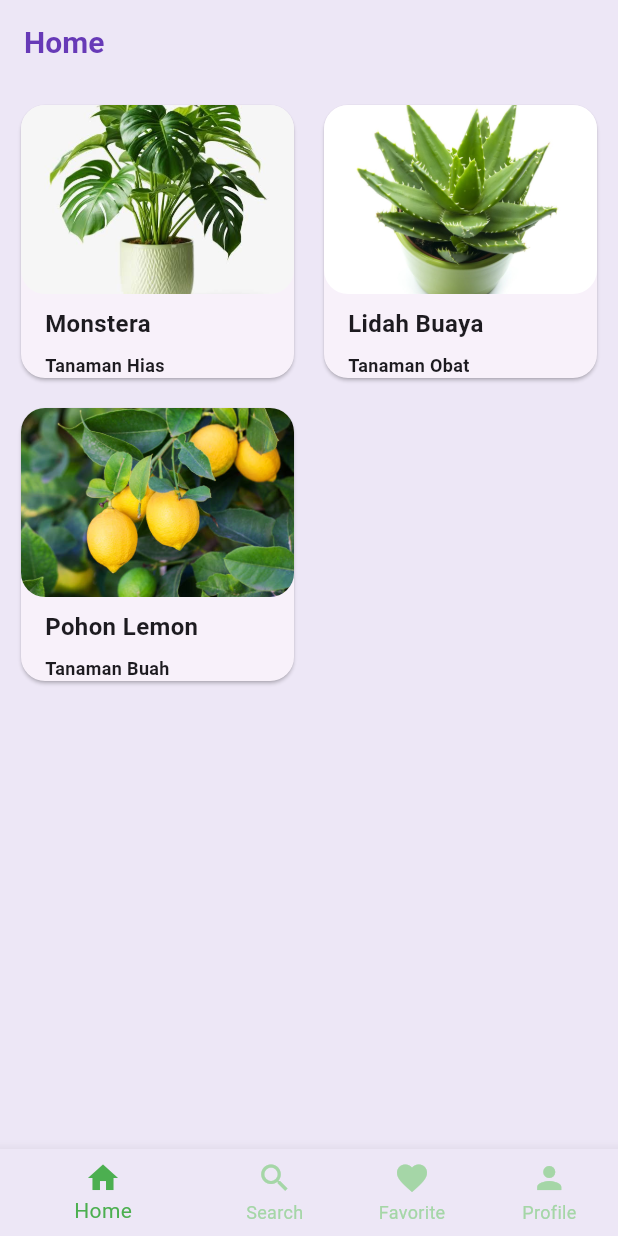
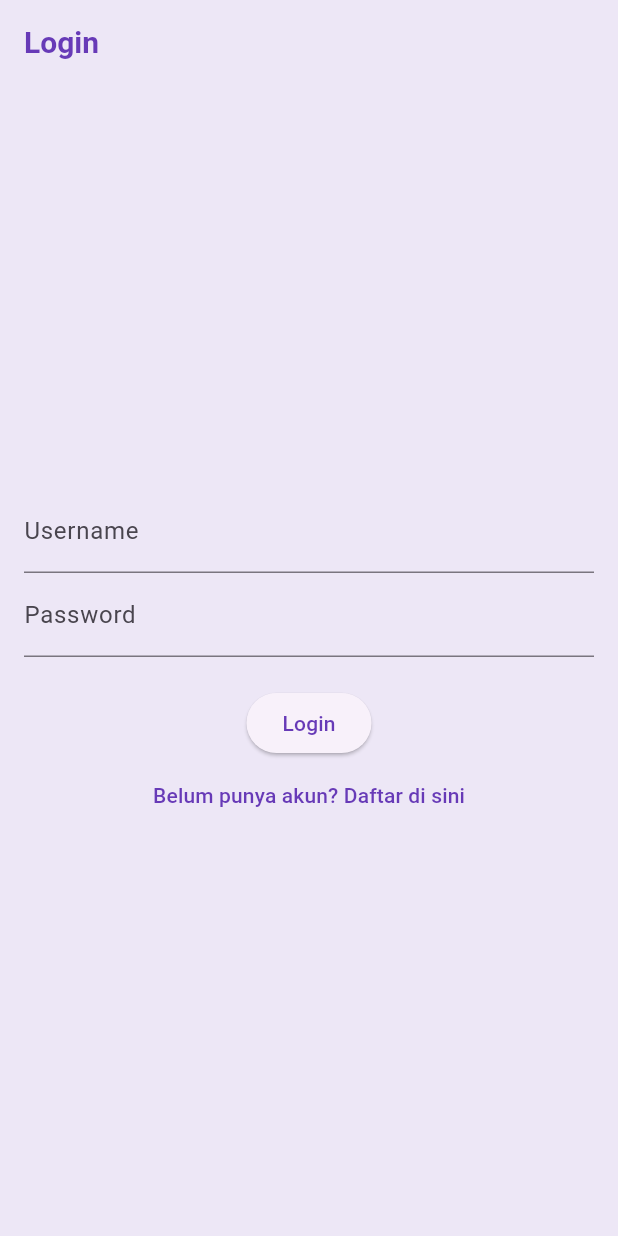
Before and after one commit to AlVio21/UAS_PAB1_PLANTCARE, a Flutter app: the screen it shows after launch, on a phone screen of 412 x 824 dp. Run offline on Flutter 3.47's test engine with Material 3 defaults, Android fonts, the phone set to English and light mode, and no system bars; our stand-ins replace shared_preferences.

Commit message:
register dan login

```diff
--- a/project_uas_plantcare/lib/main.dart
+++ b/project_uas_plantcare/lib/main.dart
@@ -5,6 +5,8 @@ import 'package:flutter/material.dart';
 import 'package:project_uas_plantcare/screens/detail_screen.dart';
 import 'package:project_uas_plantcare/screens/profile_screen.dart';
 import 'package:project_uas_plantcare/screens/main_screen.dart';
+import 'package:project_uas_plantcare/screens/login_screen.dart';
+import 'package:project_uas_plantcare/screens/register_screen.dart';
 void main() {
   runApp(const MainApp());
 }
@@ -39,7 +41,7 @@ class MainApp extends StatelessWidget {
       // home: FavoriteScreen(),
       // home: SearchScreen(),
       // home: HomeScreen(),
-      home: MainScreen(),
+      home: LoginScreen(),
       );
   }
 }
--- /dev/null
+++ b/project_uas_plantcare/lib/screens/login_screen.dart
@@ -0,0 +1,81 @@
+import 'package:flutter/material.dart';
+import 'package:shared_preferences/shared_preferences.dart';
+import 'package:project_uas_plantcare/data/plant_data.dart';
+import 'package:project_uas_plantcare/screens/favorite_screen.dart';
+import 'package:project_uas_plantcare/screens/home_screen.dart';
+import 'package:flutter/material.dart';
+import 'package:project_uas_plantcare/screens/detail_screen.dart';
+import 'package:project_uas_plantcare/screens/profile_screen.dart';
+import 'package:project_uas_plantcare/screens/main_screen.dart';
+import 'package:project_uas_plantcare/screens/login_screen.dart';
+import 'package:project_uas_plantcare/screens/register_screen.dart';
+
+class LoginScreen extends StatefulWidget {
+  const LoginScreen({super.key});
+
+  @override
+  _LoginScreenState createState() => _LoginScreenState();
+}
+
+class _LoginScreenState extends State<LoginScreen> {
+  final _usernameController = TextEditingController();
+  final _passwordController = TextEditingController();
+
+  Future<void> _login() async {
+    SharedPreferences prefs = await SharedPreferences.getInstance();
+    String? registeredUsername = prefs.getString('username');
+    String? registeredPassword = prefs.getString('password');
+
+    if (_usernameController.text == registeredUsername &&
+        _passwordController.text == registeredPassword) {
+      await prefs.setString('loginTime', DateTime.now().toIso8601String());
+
+Navigator.pushReplacement(
+  context,
+  MaterialPageRoute(builder: (context) => const MainScreen()),
+);
+
+
+
+    } else {
+      ScaffoldMessenger.of(context).showSnackBar(
+        const SnackBar(content: Text('Username atau password salah')),
+      );
+    }
+  }
+
+  @override
+  Widget build(BuildContext context) {
+    return Scaffold(
+      appBar: AppBar(title: const Text('Login')),
+      body: Padding(
+        padding: const EdgeInsets.all(16.0),
+        child: Column(
+          mainAxisAlignment: MainAxisAlignment.center,
+          children: [
+            TextField(
+              controller: _usernameController,
+              decoration: const InputDecoration(labelText: 'Username'),
+            ),
+            TextField(
+              controller: _passwordController,
+              decoration: const InputDecoration(labelText: 'Password'),
+              obscureText: true,
+            ),
+            const SizedBox(height: 20),
+            ElevatedButton(onPressed: _login, child: const Text('Login')),
+            TextButton(
+              onPressed: () {
+                Navigator.push(
+                  context,
+                  MaterialPageRoute(builder: (context) => RegisterScreen()),
+                );
+              },
+              child: const Text('Belum punya akun? Daftar di sini'),
+            ),
+          ],
+        ),
+      ),
+    );
+  }
+}
```
Also changed, not shown: project_uas_plantcare/lib/screens/register_screen.dart (added, +64 -0 lines), project_uas_plantcare/lib/data/user_data.dart (added), project_uas_plantcare/lib/models/user.dart (added).
